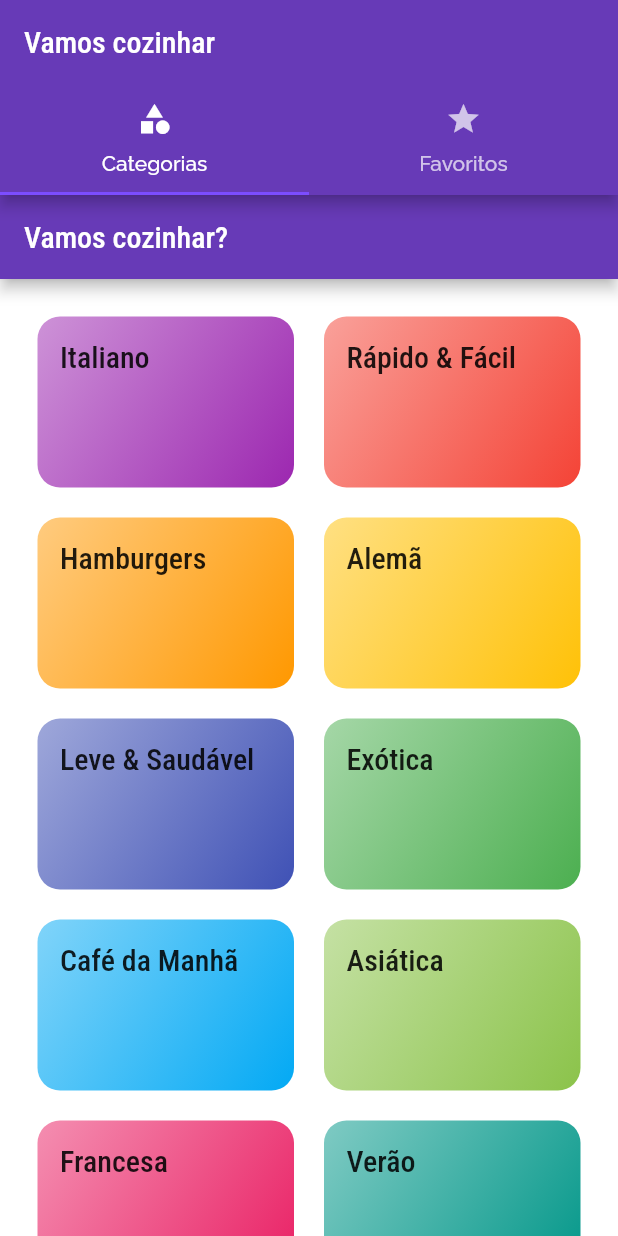
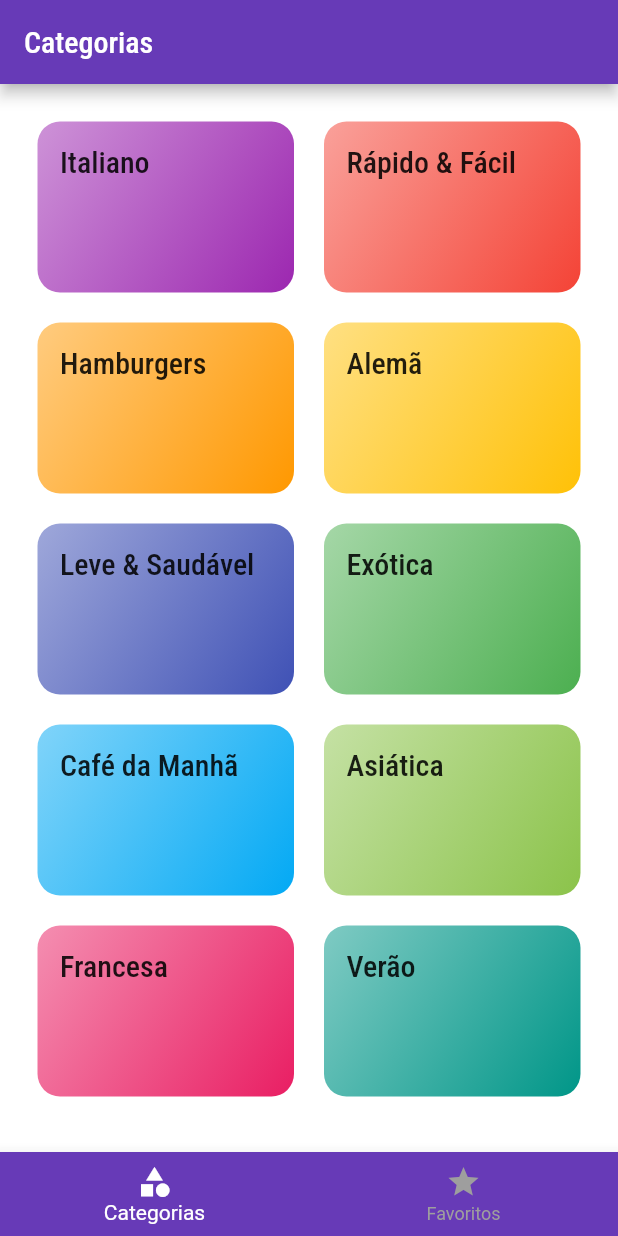
Before and after one commit to LucianaNDCazzo/Flutter, a Flutter app: the screen it shows after launch, on a phone screen of 412 x 824 dp. Run offline on Flutter 3.47's test engine with Material 2 defaults, Android fonts, the phone set to English and light mode, and no system bars.

```diff
--- a/meals/lib/screens/categories_screen.dart
+++ b/meals/lib/screens/categories_screen.dart
@@ -7,11 +7,7 @@ class CategoriesScreen extends StatelessWidget {
 
   @override
   Widget build(BuildContext context) {
-    return Scaffold(
-      appBar: AppBar(
-        title: const Text('Vamos cozinhar?'),
-      ),
-      body: GridView(
+    return GridView(
       padding: const EdgeInsetsDirectional.all(25),
       gridDelegate: const SliverGridDelegateWithMaxCrossAxisExtent(
         maxCrossAxisExtent: 200,
@@ -22,7 +18,6 @@ class CategoriesScreen extends StatelessWidget {
       children: dummyCategories.map((cat) {
         return CategoryItem(category: cat);
       }).toList(),
-      ),
     );
   }
 }
--- a/meals/lib/screens/tabs_screen.dart
+++ b/meals/lib/screens/tabs_screen.dart
@@ -2,35 +2,52 @@ import 'package:flutter/material.dart';
 import 'package:meals/screens/categories_screen.dart';
 import 'package:meals/screens/favorite_screen.dart';
 
-class TabsScreen extends StatelessWidget {
+class TabsScreen extends StatefulWidget {
   const TabsScreen({super.key});
 
   @override
+  State<TabsScreen> createState() => _TabsScreenState();
+}
+
+class _TabsScreenState extends State<TabsScreen> {
+  int _selectedScreenIndex = 0;
+  final List<Map<String, Object>> _screens = [
+    {'title': 'Categorias', 'screen': const CategoriesScreen()},
+    {'title': 'Favoritos', 'screen': const FavoriteScreen()},
+  ];
+
+  _selectScreen(int index) {
+    setState(() {
+      _selectedScreenIndex = index;
+    });
+  }
+
+  @override
   Widget build(BuildContext context) {
-    return DefaultTabController(
-      length: 2,
-      child: Scaffold(
-        appBar: AppBar(
-          title: const Text('Vamos cozinhar'),
-          bottom: const TabBar(
-            tabs: [
-              Tab(
-                icon: Icon(Icons.category),
-                text: 'Categorias',
-              ),
-              Tab(
-                icon: Icon(Icons.star),
-                text: 'Favoritos',
-              ),
-            ],
+    return Scaffold(
+      appBar: AppBar(
+        title: Text(
+          _screens[_selectedScreenIndex]['title'] as String,
+        ),
+      ),
+      body: _screens[_selectedScreenIndex]['screen'] as Widget,
+      bottomNavigationBar: BottomNavigationBar(
+        onTap: _selectScreen,
+        unselectedItemColor: Colors.grey,
+        selectedItemColor: Colors.white,
+        backgroundColor: Theme.of(context).colorScheme.primary,
+        currentIndex: _selectedScreenIndex,
+        type: BottomNavigationBarType.fixed,
+        items: const [
+          BottomNavigationBarItem(
+            icon: Icon(Icons.category),
+            label: 'Categorias',
           ),
-        ),
-        body: const TabBarView(
-          children: [
-            CategoriesScreen(),
-            FavoriteScreen(),
-          ],
-        ),
+          BottomNavigationBarItem(
+            icon: Icon(Icons.star),
+            label: 'Favoritos',
+          ),
+        ],
       ),
     );
   }
```
Lines whose indentation alone changed are shown as unchanged.
